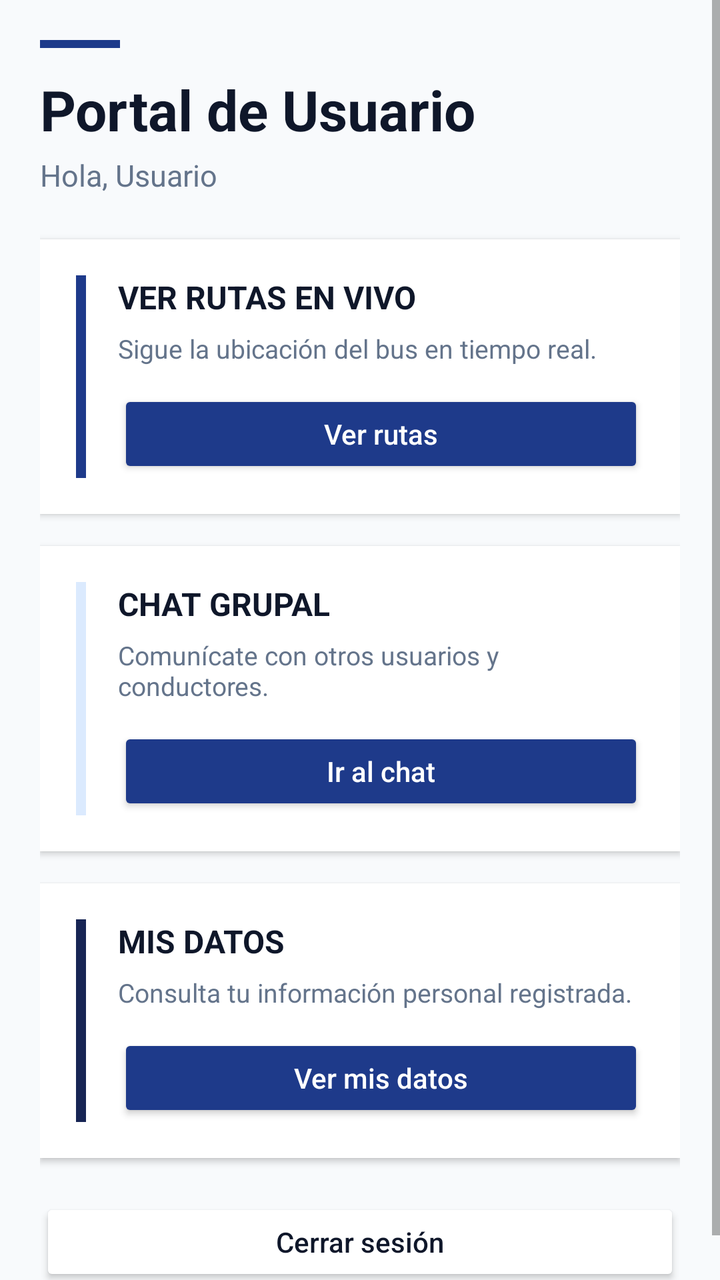
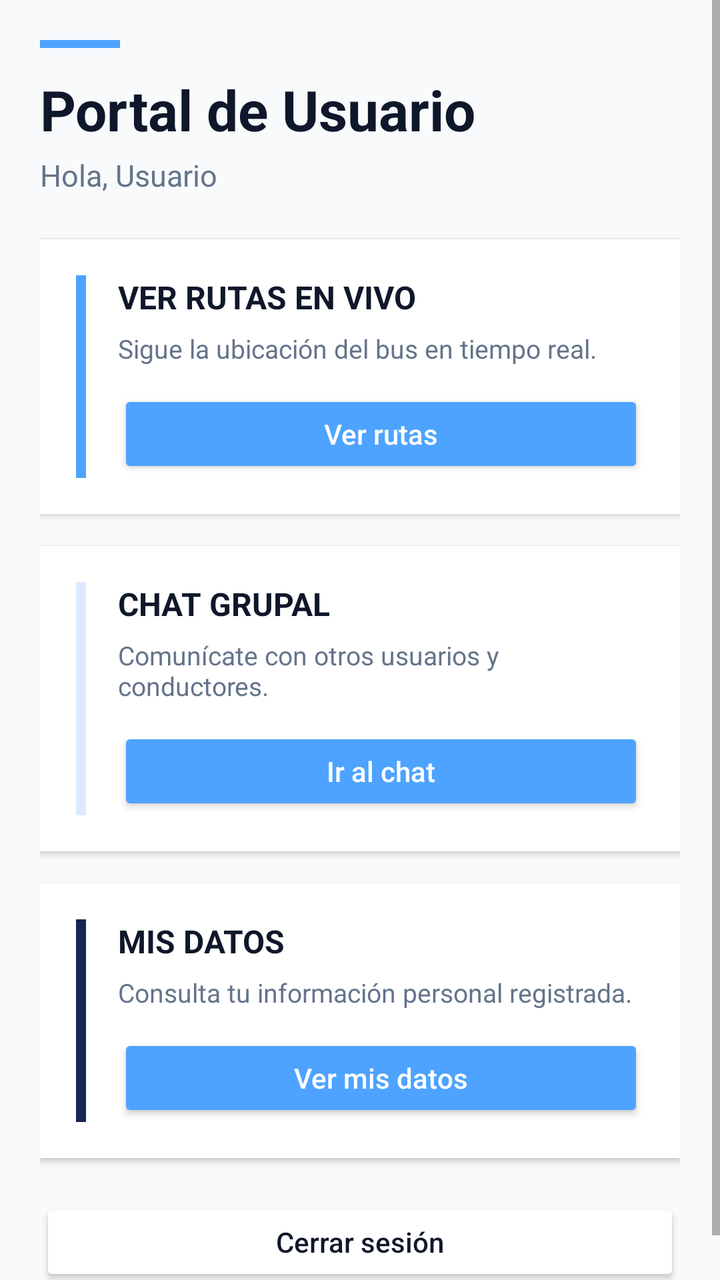

Two renders of the same Android screen: before a commit and after it. Below are the layout's source before the change and the commit's diff.
<!-- AndroidManifest.xml: application theme Theme.Copia1APP -->
<!-- res/layout/activity_home_pasajero.xml -->
<?xml version="1.0" encoding="utf-8"?>
<ScrollView
    xmlns:android="http://schemas.android.com/apk/res/android"
    android:layout_width="match_parent"
    android:layout_height="match_parent"
    android:fillViewport="true"
    android:background="@color/background">

    <LinearLayout
        android:layout_width="match_parent"
        android:layout_height="wrap_content"
        android:orientation="vertical"
        android:padding="20dp">

        
        <View
            android:layout_width="40dp"
            android:layout_height="4dp"
            android:background="@color/primary"
            android:layout_marginBottom="12dp" />

        <TextView
            android:layout_width="match_parent"
            android:layout_height="wrap_content"
            android:text="Portal de Usuario"
            android:textSize="28sp"
            android:textStyle="bold"
            android:textColor="@color/text_primary"
            android:layout_marginBottom="4dp" />

        <TextView
            android:id="@+id/tvBienvenidaPasajero"
            android:layout_width="match_parent"
            android:layout_height="wrap_content"
            android:text="Hola, Usuario"
            android:textSize="15sp"
            android:textColor="@color/text_secondary"
            android:layout_marginBottom="22dp" />

        
        <LinearLayout
            android:layout_width="match_parent"
            android:layout_height="wrap_content"
            android:orientation="horizontal"
            android:background="@color/surface"
            android:padding="18dp"
            android:layout_marginBottom="16dp"
            android:elevation="2dp">

            <View
                android:layout_width="5dp"
                android:layout_height="match_parent"
                android:background="@color/primary"
                android:layout_marginEnd="16dp"/>

            <LinearLayout
                android:layout_width="0dp"
                android:layout_height="wrap_content"
                android:layout_weight="1"
                android:orientation="vertical">

                <TextView
                    android:layout_width="match_parent"
                    android:layout_height="wrap_content"
                    android:text="VER RUTAS EN VIVO"
                    android:textSize="16sp"
                    android:textStyle="bold"
                    android:textColor="@color/text_primary"
                    android:layout_marginBottom="6dp"/>

                <TextView
                    android:layout_width="match_parent"
                    android:layout_height="wrap_content"
                    android:text="Sigue la ubicación del bus en tiempo real."
                    android:textSize="13sp"
                    android:textColor="@color/text_secondary"
                    android:layout_marginBottom="12dp"/>

                <Button
                    android:id="@+id/btnVerRutasEnVivo"
                    android:layout_width="match_parent"
                    android:layout_height="44dp"
                    android:text="Ver rutas"
                    android:textAllCaps="false"
                    android:backgroundTint="@color/primary"
                    android:textColor="@color/text_white"/>
            </LinearLayout>
        </LinearLayout>

        
        <LinearLayout
            android:layout_width="match_parent"
            android:layout_height="wrap_content"
            android:orientation="horizontal"
            android:background="@color/surface"
            android:padding="18dp"
            android:layout_marginBottom="16dp"
            android:elevation="2dp">

            <View
                android:layout_width="5dp"
                android:layout_height="match_parent"
                android:background="@color/primary_light"
                android:layout_marginEnd="16dp"/>

            <LinearLayout
                android:layout_width="0dp"
                android:layout_height="wrap_content"
                android:layout_weight="1"
                android:orientation="vertical">

                <TextView
                    android:layout_width="match_parent"
                    android:layout_height="wrap_content"
                    android:text="CHAT GRUPAL"
                    android:textSize="16sp"
                    android:textStyle="bold"
                    android:textColor="@color/text_primary"
                    android:layout_marginBottom="6dp"/>

                <TextView
                    android:layout_width="match_parent"
                    android:layout_height="wrap_content"
                    android:text="Comunícate con otros usuarios y conductores."
                    android:textSize="13sp"
                    android:textColor="@color/text_secondary"
                    android:layout_marginBottom="12dp"/>

                <Button
                    android:id="@+id/btnChat"
                    android:layout_width="match_parent"
                    android:layout_height="44dp"
                    android:text="Ir al chat"
                    android:textAllCaps="false"
                    android:backgroundTint="@color/primary"
                    android:textColor="@color/text_white"/>
            </LinearLayout>
        </LinearLayout>

        
        <LinearLayout
            android:layout_width="match_parent"
            android:layout_height="wrap_content"
            android:orientation="horizontal"
            android:background="@color/surface"
            android:padding="18dp"
            android:layout_marginBottom="20dp"
            android:elevation="2dp">

            <View
                android:layout_width="5dp"
                android:layout_height="match_parent"
                android:background="@color/primary_dark"
                android:layout_marginEnd="16dp"/>

            <LinearLayout
                android:layout_width="0dp"
                android:layout_height="wrap_content"
                android:layout_weight="1"
                android:orientation="vertical">

                <TextView
                    android:layout_width="match_parent"
                    android:layout_height="wrap_content"
                    android:text="MIS DATOS"
                    android:textSize="16sp"
                    android:textStyle="bold"
                    android:textColor="@color/text_primary"
                    android:layout_marginBottom="6dp"/>

                <TextView
                    android:layout_width="match_parent"
                    android:layout_height="wrap_content"
                    android:text="Consulta tu información personal registrada."
                    android:textSize="13sp"
                    android:textColor="@color/text_secondary"
                    android:layout_marginBottom="12dp"/>

                <Button
                    android:id="@+id/btnMisDatosUsuario"
                    android:layout_width="match_parent"
                    android:layout_height="44dp"
                    android:text="Ver mis datos"
                    android:textAllCaps="false"
                    android:backgroundTint="@color/primary"
                    android:textColor="@color/text_white"/>
            </LinearLayout>
        </LinearLayout>

        
        <Button
            android:id="@+id/btnCerrarSesionPasajero"
            android:layout_width="match_parent"
            android:layout_height="44dp"
            android:text="Cerrar sesión"
            android:textAllCaps="false"
            android:textColor="@color/text_primary"
            android:backgroundTint="@color/surface"/>

    </LinearLayout>

</ScrollView>
<!-- resources referenced by this layout -->
<resources>
  <color name="background">#F8FAFC</color>
  <color name="primary">#1E3A8A</color>
  <color name="primary_dark">#172554</color>
  <color name="primary_light">#DBEAFE</color>
  <color name="surface">#FFFFFF</color>
  <color name="text_primary">#0F172A</color>
  <color name="text_secondary">#64748B</color>
  <color name="text_white">#FFFFFF</color>
  <style name="Theme.Copia1APP" parent="Base.Theme.Copia1APP" />
  <style name="Base.Theme.Copia1APP" parent="Theme.AppCompat.Light">
          
          
      </style>
</resources>

<!-- the commit's change to res/layout/activity_home_pasajero.xml (unified diff, before → after) -->
@@ -16,7 +16,7 @@
         <View
             android:layout_width="40dp"
             android:layout_height="4dp"
-            android:background="@color/primary"
+            android:background="@color/role_user_primary"
             android:layout_marginBottom="12dp" />
 
         <TextView
@@ -50,7 +50,7 @@
             <View
                 android:layout_width="5dp"
                 android:layout_height="match_parent"
-                android:background="@color/primary"
+                android:background="@color/role_user_primary"
                 android:layout_marginEnd="16dp"/>
 
             <LinearLayout
@@ -82,7 +82,7 @@
                     android:layout_height="44dp"
                     android:text="Ver rutas"
                     android:textAllCaps="false"
-                    android:backgroundTint="@color/primary"
+                    android:backgroundTint="@color/role_user_primary"
                     android:textColor="@color/text_white"/>
             </LinearLayout>
         </LinearLayout>
@@ -132,7 +132,7 @@
                     android:layout_height="44dp"
                     android:text="Ir al chat"
                     android:textAllCaps="false"
-                    android:backgroundTint="@color/primary"
+                    android:backgroundTint="@color/role_user_primary"
                     android:textColor="@color/text_white"/>
             </LinearLayout>
         </LinearLayout>
@@ -182,7 +182,7 @@
                     android:layout_height="44dp"
                     android:text="Ver mis datos"
                     android:textAllCaps="false"
-                    android:backgroundTint="@color/primary"
+                    android:backgroundTint="@color/role_user_primary"
                     android:textColor="@color/text_white"/>
             </LinearLayout>
         </LinearLayout>
<!-- resource entries referenced after the edit -->
@@ -1,9 +1,9 @@
 <!-- resources referenced by this layout -->
 <resources>
   <color name="background">#F8FAFC</color>
-  <color name="primary">#1E3A8A</color>
   <color name="primary_dark">#172554</color>
   <color name="primary_light">#DBEAFE</color>
+  <color name="role_user_primary">#4DA3FF</color>
   <color name="surface">#FFFFFF</color>
   <color name="text_primary">#0F172A</color>
   <color name="text_secondary">#64748B</color>
